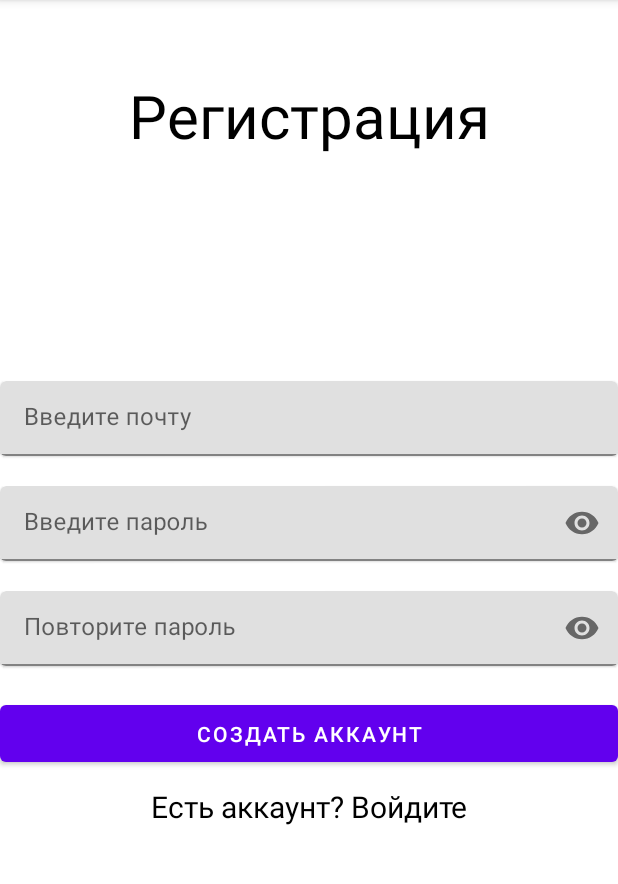
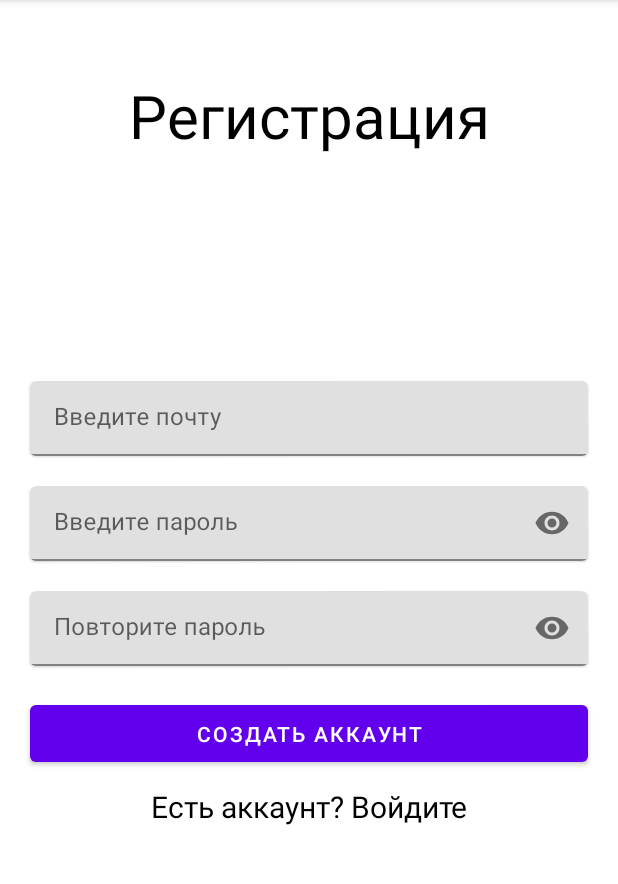
Before and after one commit to AmirKakDela/kotlin_todo-app, an Android app: the SignUpFragment screen opened through its navigation route, on a phone screen of 412 x 824 dp, the part 84-968 px from its top. Run offline under Robolectric (Android 15) with nearby library versions, the phone set to English and light mode, and no system bars; our stand-ins replace Firebase (no records; nobody signed in at launch, a user with empty details on screens opened directly); 1 statement that could not run was skipped.

Commit message:
small improves

```diff
--- a/app/src/main/res/layout/fragment_home.xml
+++ b/app/src/main/res/layout/fragment_home.xml
@@ -35,6 +35,7 @@
         android:layout_marginTop="10dp"
         android:layout_marginStart="20dp"
         android:layout_marginEnd="20dp"
+        android:textAlignment="center"
         android:textSize="18sp"
         android:textColor="@color/black"
         app:layout_constraintEnd_toEndOf="parent"
--- a/app/src/main/res/layout/fragment_sign_up.xml
+++ b/app/src/main/res/layout/fragment_sign_up.xml
@@ -23,11 +23,13 @@
         android:layout_width="match_parent"
         android:layout_height="50dp"
         android:layout_gravity="center"
+        android:layout_marginStart="20sp"
         android:layout_marginTop="150dp"
+        android:layout_marginEnd="20sp"
         app:cardBackgroundColor="@color/cardview_light_background"
         app:cardCornerRadius="4dp"
-        tools:ignore="MissingConstraints"
-        app:layout_constraintTop_toBottomOf="@id/textViewSignUp">
+        app:layout_constraintTop_toBottomOf="@id/textViewSignUp"
+        tools:ignore="MissingConstraints">
 
         <com.google.android.material.textfield.TextInputLayout
             android:layout_width="match_parent"
@@ -46,14 +48,16 @@
         android:id="@+id/card2"
         android:layout_width="match_parent"
         android:layout_height="50dp"
+        android:layout_gravity="center"
+        android:layout_marginStart="20sp"
         android:layout_marginTop="20dp"
-        android:layout_gravity="center"
+        android:layout_marginEnd="20sp"
         app:cardBackgroundColor="@color/cardview_light_background"
         app:cardCornerRadius="4dp"
+        app:layout_constraintTop_toBottomOf="@id/card1"
         tools:ignore="MissingConstraints"
         tools:layout_editor_absoluteX="30dp"
-        tools:layout_editor_absoluteY="320dp"
-        app:layout_constraintTop_toBottomOf="@id/card1">>
+        tools:layout_editor_absoluteY="320dp">
 
         <com.google.android.material.textfield.TextInputLayout
             android:layout_width="match_parent"
@@ -74,14 +78,16 @@
         android:id="@+id/card3"
         android:layout_width="match_parent"
         android:layout_height="50dp"
+        android:layout_gravity="center"
+        android:layout_marginStart="20sp"
         android:layout_marginTop="20dp"
-        android:layout_gravity="center"
+        android:layout_marginEnd="20sp"
         app:cardBackgroundColor="@color/cardview_light_background"
         app:cardCornerRadius="4dp"
+        app:layout_constraintTop_toBottomOf="@id/card2"
         tools:ignore="MissingConstraints"
         tools:layout_editor_absoluteX="30dp"
-        tools:layout_editor_absoluteY="400dp"
-        app:layout_constraintTop_toBottomOf="@id/card2">>
+        tools:layout_editor_absoluteY="400dp">>
 
         <com.google.android.material.textfield.TextInputLayout
             android:layout_width="match_parent"
@@ -100,22 +106,23 @@
     <com.google.android.material.button.MaterialButton
         android:id="@+id/signupBtn"
         android:layout_width="match_parent"
+        android:layout_height="50dp"
+        android:layout_marginStart="20sp"
         android:layout_marginTop="20dp"
-        android:layout_height="50dp"
+        android:layout_marginEnd="20sp"
+        android:text="@string/create_account"
+        app:layout_constraintTop_toBottomOf="@id/card3"
+        tools:ignore="MissingConstraints"
         tools:layout_editor_absoluteX="30dp"
-        tools:layout_editor_absoluteY="490dp"
-        tools:ignore="MissingConstraints"
-        app:layout_constraintTop_toBottomOf="@id/card3"
-        android:text="@string/create_account"
-        />
+        tools:layout_editor_absoluteY="490dp" />
 
     <TextView
         android:id="@+id/goToSignin"
         android:layout_width="match_parent"
         android:layout_height="wrap_content"
         android:layout_marginTop="10dp"
+        android:text="@string/goToSignin"
         android:textAlignment="center"
-        android:text="@string/goToSignin"
         android:textColor="@color/black"
         android:textSize="20sp"
         app:layout_constraintTop_toBottomOf="@id/signupBtn"
--- a/app/src/main/res/layout/fragment_task_form.xml
+++ b/app/src/main/res/layout/fragment_task_form.xml
@@ -23,7 +23,7 @@
         android:layout_marginTop="80dp"
         android:text="@string/create_task"
         android:textColor="@color/black"
-        android:textSize="40sp"
+        android:textSize="30sp"
         app:layout_constraintEnd_toEndOf="parent"
         app:layout_constraintStart_toStartOf="parent"
         app:layout_constraintTop_toTopOf="parent"
@@ -35,8 +35,8 @@
         android:layout_height="50dp"
         android:layout_gravity="center"
         android:layout_marginStart="20dp"
+        android:layout_marginEnd="20dp"
         android:layout_marginTop="40dp"
-        android:layout_marginEnd="20dp"
         app:cardBackgroundColor="@color/cardview_light_background"
         app:cardCornerRadius="4dp"
         app:layout_constraintEnd_toEndOf="parent"
@@ -59,8 +59,8 @@
     <com.google.android.material.button.MaterialButton
         android:id="@+id/addTodoBtn"
         android:layout_width="wrap_content"
-        android:layout_height="wrap_content"
         android:layout_marginTop="30dp"
+        android:layout_height="50dp"
         android:text="@string/save"
         app:layout_constraintEnd_toEndOf="parent"
         app:layout_constraintStart_toStartOf="parent"
--- a/app/src/main/res/values/strings.xml
+++ b/app/src/main/res/values/strings.xml
@@ -19,4 +19,5 @@
     <string name="enter_task">Введите задачу</string>
     <string name="back">Назад</string>
     <string name="save">Сохранить</string>
+    <string name="splash">SSAU Todo App</string>
 </resources>
```
Also changed, not shown: app/src/main/res/layout/fragment_sign_in.xml (+7 -1 lines), app/src/main/res/layout/fragment_splash.xml (+12 -4 lines), 1 other file.
